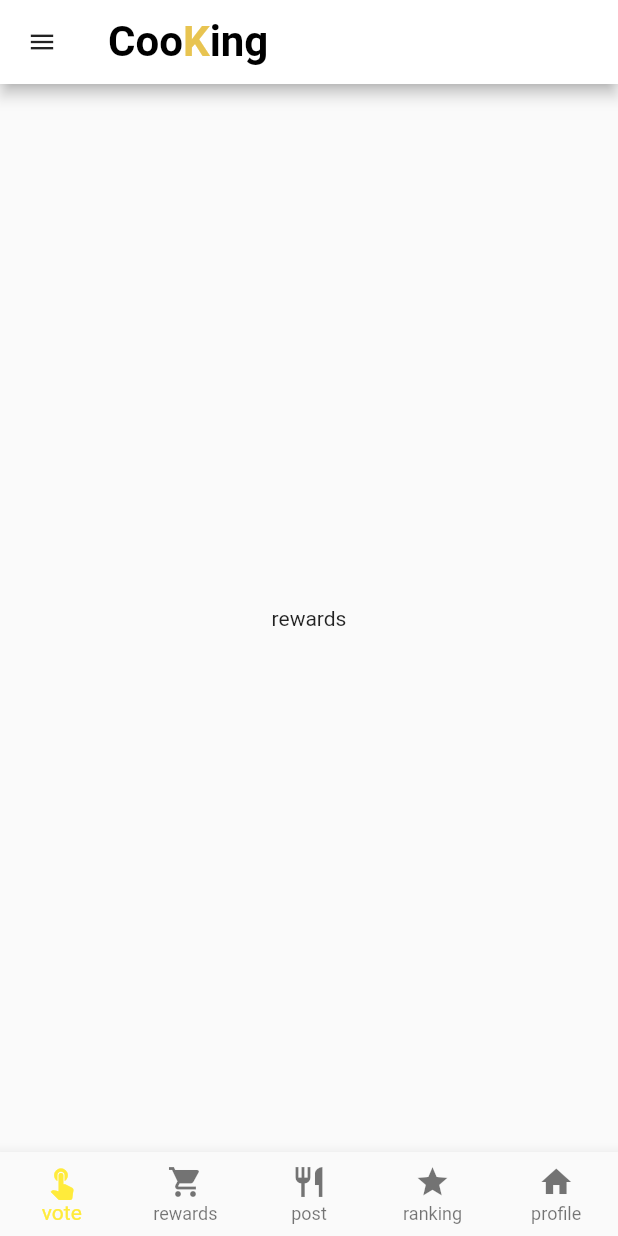
After one commit to MaximeArn/cooking_app, a Flutter app: the screen it shows after launch, item 2 of the bottom bar chosen, on a phone screen of 412 x 824 dp. The commit adds this screen. Run offline on Flutter 3.47's test engine with Material 2 defaults, Android fonts, the phone set to English and light mode, and no system bars.

Commit message:
get index from BottomNav and check it to display the right section

```diff
--- a/lib/views/nav/home.dart
+++ b/lib/views/nav/home.dart
@@ -1,9 +1,29 @@
 import 'package:cooking/views/nav/widgets/bottom_navigation.dart';
 import 'package:cooking/views/nav/widgets/side_panel.dart';
+import 'package:cooking/views/rewards/rewards.dart';
 import 'package:cooking/views/vote/feed.dart';
 import 'package:flutter/material.dart';
 
-class Home extends StatelessWidget {
+class Home extends StatefulWidget {
+  @override
+  _HomeState createState() => _HomeState();
+}
+
+class _HomeState extends State<Home> {
+  late int index;
+
+  @override
+  void initState() {
+    index = 0;
+    super.initState();
+  }
+
+  void setIndex(newIndex) {
+    setState(() {
+      index = newIndex;
+    });
+  }
+
   @override
   Widget build(BuildContext context) {
     return Scaffold(
@@ -23,8 +43,8 @@ class Home extends StatelessWidget {
               ]),
         ),
       ),
-      body: Feed(),
-      bottomNavigationBar: BottomNavigation(),
+      body: index == 0 ? Feed() : Rewards(),
+      bottomNavigationBar: BottomNavigation(setIndex: setIndex),
       drawer: SidePanel(),
     );
   }
--- a/lib/views/nav/widgets/bottom_navigation.dart
+++ b/lib/views/nav/widgets/bottom_navigation.dart
@@ -1,19 +1,31 @@
 import 'package:flutter/material.dart';
 
 class BottomNavigation extends StatelessWidget {
+  final void Function(int) setIndex;
+
+  BottomNavigation({required this.setIndex});
+
   @override
   Widget build(BuildContext context) {
     return BottomNavigationBar(
       type: BottomNavigationBarType.fixed,
       selectedItemColor: Colors.yellow,
       items: [
-        BottomNavigationBarItem(icon: Icon(Icons.touch_app), label: "vote"),
+        BottomNavigationBarItem(
+          icon: Icon(
+            Icons.touch_app,
+          ),
+          label: "vote",
+        ),
         BottomNavigationBarItem(
             icon: Icon(Icons.shopping_cart), label: "rewards"),
         BottomNavigationBarItem(icon: Icon(Icons.restaurant), label: "post"),
         BottomNavigationBarItem(icon: Icon(Icons.star), label: "ranking"),
         BottomNavigationBarItem(icon: Icon(Icons.home), label: "profile"),
       ],
+      onTap: (newIndex) {
+        setIndex(newIndex);
+      },
     );
   }
 }
--- /dev/null
+++ b/lib/views/rewards/rewards.dart
@@ -0,0 +1,10 @@
+import 'package:flutter/material.dart';
+
+class Rewards extends StatelessWidget {
+  @override
+  Widget build(BuildContext context) {
+    return Center(
+      child: Text("rewards"),
+    );
+  }
+}
```
Also changed, not shown: lib/views/vote/widgets/post_card.dart (+13 -7 lines).
